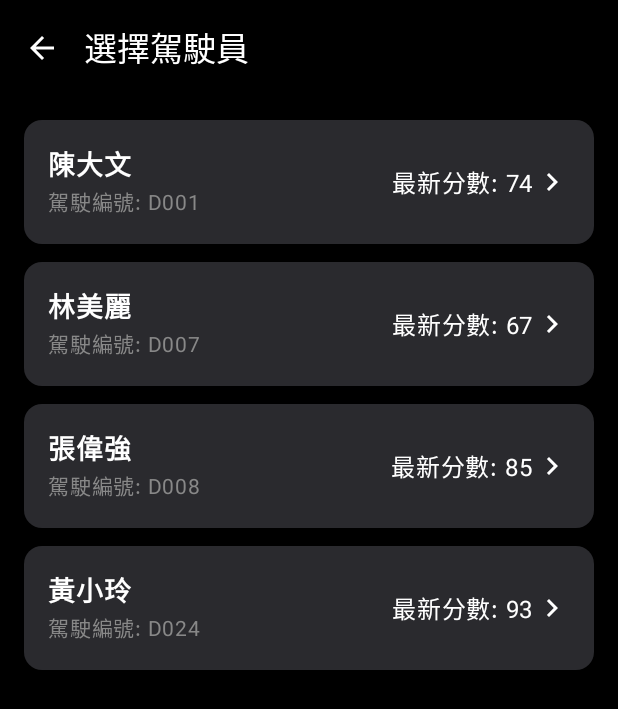
After one commit to Aiorwtlky/114507, an Android app built with Jetpack Compose: the composable ManagerReportDriverListScreen shown on its own in the app's theme, on a phone screen of 412 x 824 dp. The commit adds this screen. Shown: the top 709 px of the screen. Run offline under Robolectric (Android 15) with nearby library versions, the phone set to English and light mode, and no system bars.

Commit message:
0909_app_frontend_implement

```diff
--- /dev/null
+++ b/二評/平台端專用/MDG_App_FrontEnd/114507_APP_Project/app/src/main/java/com/example/mdgapp/data/model/DriverInfo.kt
@@ -0,0 +1,9 @@
+package com.example.mdgapp.data.model
+
+// 新增檔案：用於在管理者列表中代表一個駕駛員
+data class DriverInfo(
+    val driverId: String,
+    val driverName: String,
+    val latestScore: Int,
+    val avatarUrl: String? = null // 未來可擴充頭像
+)
--- /dev/null
+++ b/二評/平台端專用/MDG_App_FrontEnd/114507_APP_Project/app/src/main/java/com/example/mdgapp/data/viewmodel/ManagerReportViewModel.kt
@@ -0,0 +1,113 @@
+package com.example.mdgapp.data.viewmodel
+
+import android.util.Log
+import androidx.lifecycle.ViewModel
+import androidx.lifecycle.viewModelScope
+import com.example.mdgapp.data.model.*
+import kotlinx.coroutines.flow.MutableStateFlow
+import kotlinx.coroutines.flow.StateFlow
+import kotlinx.coroutines.flow.asStateFlow
+import kotlinx.coroutines.launch
+import java.time.LocalDate
+import kotlin.random.Random
+
+// 管理者專用的 ViewModel
+class ManagerReportViewModel : ViewModel() {
+
+    // ... (狀態宣告部分保持不變) ...
+    private val _drivers = MutableStateFlow<List<DriverInfo>>(emptyList())
+    val drivers: StateFlow<List<DriverInfo>> = _drivers.asStateFlow()
+
+    private val _selectedDriverReports = MutableStateFlow<List<DrivingReport>>(emptyList())
+    val selectedDriverReports: StateFlow<List<DrivingReport>> = _selectedDriverReports.asStateFlow()
+
+    private val _selectedReportDetail = MutableStateFlow<DrivingReport?>(null)
+    val selectedReportDetail: StateFlow<DrivingReport?> = _selectedReportDetail.asStateFlow()
+
+    private var allReportsData: Map<String, List<DrivingReport>> = emptyMap()
+
+    init {
+        generateMockDataForAllDrivers()
+    }
+
+    // ... (selectDriver, selectReportByDate, downloadReportForDriver 函式保持不變) ...
+    fun selectDriver(driverId: String) {
+        _selectedDriverReports.value = allReportsData[driverId] ?: emptyList()
+    }
+
+    fun selectReportByDate(date: LocalDate) {
+        _selectedReportDetail.value = _selectedDriverReports.value.find { it.date == date }
+    }
+
+    fun downloadReportForDriver(report: DrivingReport, driver: DriverInfo): String {
+        val message = "開始為 ${driver.driverName} 下載 ${report.date} 的報表..."
+        Log.d("ManagerReport", message)
+        return message
+    }
+
+    // === Mock Data Generation ===
+
+    private fun generateMockDataForAllDrivers() {
+        viewModelScope.launch {
+            val driverIdAndNames = mapOf(
+                "D001" to "陳大文",
+                "D007" to "林美麗",
+                "D008" to "張偉強",
+                "D024" to "黃小玲"
+            )
+
+            // 1. 先為每位駕駛員生成一周的報表數據
+            val reportMap = mutableMapOf<String, List<DrivingReport>>()
+            driverIdAndNames.keys.forEach { driverId ->
+                val today = LocalDate.now()
+                reportMap[driverId] = (0..6).map { dayIndex ->
+                    val date = today.minusDays(dayIndex.toLong())
+                    createMockReportForDate(date)
+                }
+            }
+            allReportsData = reportMap
+
+            // ✅ 優化 1：根據已生成的報表來建立駕駛列表，確保分數一致
+            // 2. 根據剛生成的報表數據，建立駕駛員列表
+            val driverList = driverIdAndNames.map { (id, name) ->
+                // 從報表Map中找到該駕駛的報表列表，並取得最新一筆（第一筆）的分數
+                val latestScore = allReportsData[id]?.firstOrNull()?.totalScore ?: 0
+                DriverInfo(
+                    driverId = id,
+                    driverName = name,
+                    latestScore = latestScore // 使用報表中的真實分數
+                )
+            }
+            _drivers.value = driverList
+        }
+    }
+
+    private fun createMockReportForDate(date: LocalDate): DrivingReport {
+        val score = Random.nextInt(55, 101)
+        val scoreRating = when {
+            score >= 90 -> "優秀"
+            score >= 80 -> "良好"
+            score >= 60 -> "警告"
+            else -> "危險"
+        }
+        return DrivingReport(date, score, scoreRating, Random.nextInt(-5, 6), "整體駕駛平穩，請繼續保持。",
+            TripInfo("08:31", "17:54", Random.nextDouble(80.0, 150.0), Random.nextInt(120, 300)),
+            PerformanceMetrics(Random.nextInt(80, 101), Random.nextInt(70, 96), Random.nextInt(90, 101), Random.nextInt(75, 99)),
+            // ✅ 優化 2：呼叫 createMockEvents() 來生成事件紀錄
+            events = createMockEvents()
+        )
+    }
+
+    // ✅ 優化 2：新增此函式以生成模擬的危險事件
+    private fun createMockEvents(): List<DangerousEventItem> {
+        val allEvents = listOf(
+            DangerousEventItem("急加速", "09:15", "中", 3, "起步時請緩慢踩下油門，避免車輛頓挫。"),
+            DangerousEventItem("疲勞駕駛", "14:32", "高", 8, "偵測到您眼皮閉合時間過長，建議停車休息。"),
+            DangerousEventItem("車道偏離", "11:05", "低", 1, "請將注意力集中於前方道路，確保行駛於車道中央。"),
+            DangerousEventItem("使用手機", "16:40", "高", 10, "駕駛時使用手機極度危險，請使用藍牙耳機或停車後再操作。"),
+            DangerousEventItem("急煞車", "10:55", "中", 4, "請與前車保持安全距離，預留足夠的反應時間。")
+        )
+        // 隨機取 1 到 3 筆事件
+        return allEvents.shuffled().take(Random.nextInt(1, 4))
+    }
+}
--- /dev/null
+++ b/二評/平台端專用/MDG_App_FrontEnd/114507_APP_Project/app/src/main/java/com/example/mdgapp/ui/screen/ManagerReportDriverListScreen.kt
@@ -0,0 +1,93 @@
+package com.example.mdgapp.ui.screen
+
+import androidx.compose.foundation.layout.*
+import androidx.compose.foundation.lazy.LazyColumn
+import androidx.compose.foundation.lazy.items
+import androidx.compose.material.icons.Icons
+import androidx.compose.material.icons.automirrored.filled.ArrowBack
+import androidx.compose.material.icons.automirrored.filled.KeyboardArrowRight
+import androidx.compose.material3.*
+import androidx.compose.runtime.Composable
+import androidx.compose.runtime.collectAsState
+import androidx.compose.runtime.getValue
+import androidx.compose.ui.Alignment
+import androidx.compose.ui.Modifier
+import androidx.compose.ui.graphics.Color
+import androidx.compose.ui.text.font.FontWeight
+import androidx.compose.ui.unit.dp
+import androidx.compose.ui.unit.sp
+import androidx.lifecycle.viewmodel.compose.viewModel
+import androidx.navigation.NavController
+import com.example.mdgapp.data.model.DriverInfo
+import com.example.mdgapp.data.viewmodel.ManagerReportViewModel
+
+// 新增檔案：管理者報表第一頁 - 駕駛列表
+@OptIn(ExperimentalMaterial3Api::class)
+@Composable
+fun ManagerReportDriverListScreen(
+    navController: NavController,
+    viewModel: ManagerReportViewModel = viewModel()
+) {
+    val drivers by viewModel.drivers.collectAsState()
+
+    Scaffold(
+        topBar = {
+            TopAppBar(
+                title = { Text("選擇駕駛員") },
+                navigationIcon = {
+                    IconButton(onClick = { navController.navigateUp() }) {
+                        Icon(imageVector = Icons.AutoMirrored.Filled.ArrowBack, contentDescription = "返回")
+                    }
+                },
+                colors = TopAppBarDefaults.topAppBarColors(
+                    containerColor = Color.Black,
+                    titleContentColor = Color.White,
+                    navigationIconContentColor = Color.White
+                )
+            )
+        },
+        containerColor = Color.Black
+    ) { paddingValues ->
+        LazyColumn(
+            modifier = Modifier.fillMaxSize().padding(paddingValues),
+            contentPadding = PaddingValues(16.dp),
+            verticalArrangement = Arrangement.spacedBy(12.dp)
+        ) {
+            items(drivers, key = { it.driverId }) { driver ->
+                DriverListItemCard(
+                    driver = driver,
+                    onClick = {
+                        // 導航到該駕駛的報表日期列表
+                        navController.navigate("managerReportDateList/${driver.driverId}")
+                    }
+                )
+            }
+        }
+    }
+}
+
+// 駕駛列表的卡片元件
+@Composable
+fun DriverListItemCard(driver: DriverInfo, onClick: () -> Unit) {
+    Card(
+        onClick = onClick,
+        colors = CardDefaults.cardColors(containerColor = Color(0xFF2A2A2E)),
+        modifier = Modifier.fillMaxWidth()
+    ) {
+        Row(
+            modifier = Modifier.padding(16.dp),
+            verticalAlignment = Alignment.CenterVertically
+        ) {
+            Column(modifier = Modifier.weight(1f)) {
+                Text(driver.driverName, color = Color.White, fontSize = 18.sp, fontWeight = FontWeight.Bold)
+                Text("駕駛編號: ${driver.driverId}", color = Color.Gray, fontSize = 14.sp)
+            }
+            Text("最新分數: ${driver.latestScore}", color = Color.White, fontSize = 16.sp)
+            Icon(
+                imageVector = Icons.AutoMirrored.Filled.KeyboardArrowRight,
+                contentDescription = "選擇",
+                tint = Color.White
+            )
+        }
+    }
+}
```
Also changed, not shown: 二評/平台端專用/MDG_App_FrontEnd/114507_APP_Project/app/src/main/java/com/example/mdgapp/navigation/AppNavGraph.kt (+36 -41 lines), 二評/平台端專用/MDG_App_FrontEnd/114507_APP_Project/app/src/main/java/com/example/mdgapp/ui/screen/ManagerHomeScreen.kt (added, +176 -0 lines), 二評/平台端專用/MDG_App_FrontEnd/114507_APP_Project/app/src/main/java/com/example/mdgapp/ui/screen/ManagerReportDateListScreen.kt (added, +68 -0 lines), 二評/平台端專用/MDG_App_FrontEnd/114507_APP_Project/app/src/main/java/com/example/mdgapp/ui/screen/ManagerReportDetailScreen.kt (added, +98 -0 lines), 二評/平台端專用/MDG_App_FrontEnd/114507_APP_Project/app/src/main/java/com/example/mdgapp/ui/screen/RegisterScreen.kt (+23 -3 lines), 二評/平台端專用/MDG_App_FrontEnd/114507_APP_Project/app/src/main/res/drawable/ic_group.png (added), 二評/平台端專用/MDG_App_FrontEnd/114507_APP_Project/app/src/main/res/drawable/ic_list.png, 二評/平台端專用/MDG_App_FrontEnd/114507_APP_Project/app/src/main/res/drawable/ic_post.png (added), 2 other files.
